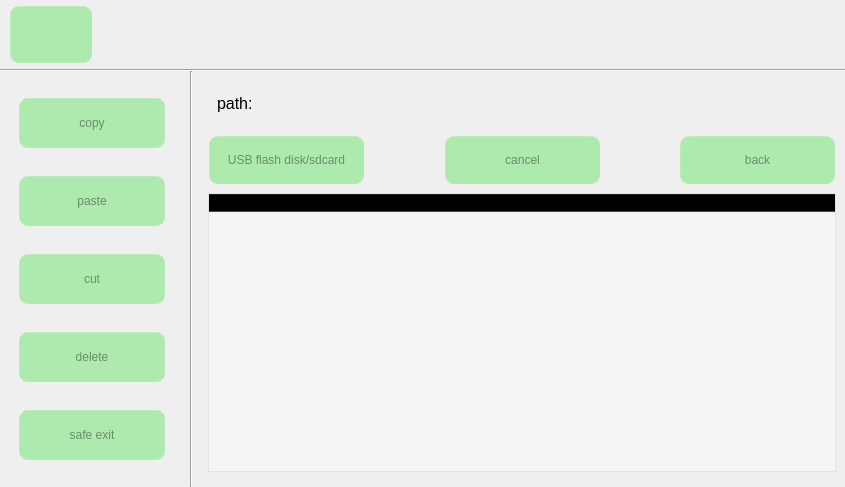
Above: udev.ui from jizizihe/baijie_demo before the change. Below: the same form after it.
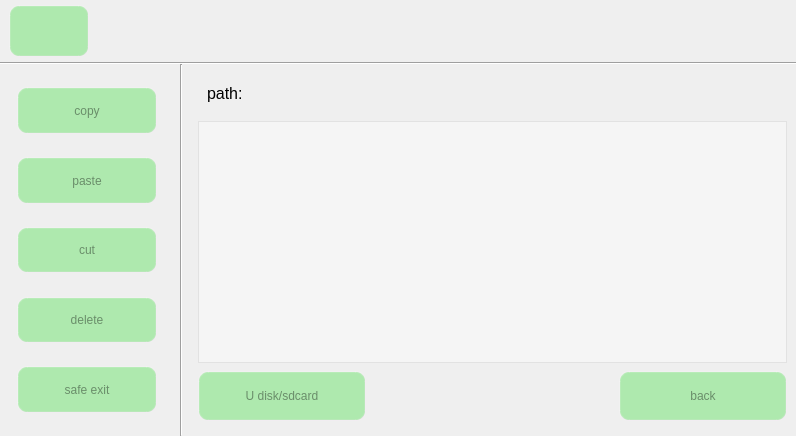
That is the form after the change. Icons and pictures are not drawn.

Commit message: func: 1.add cancel pair, disconnect, stop scanning, and display matched bluetooth in bluetooth       2.add display connected devices in wifi       3.change function button style and change layout in gpio       4.change layout in ethernet

Diff of the .ui file:
```diff
--- a/udev.ui
+++ b/udev.ui
@@ -6,8 +6,8 @@
    <rect>
     <x>0</x>
     <y>0</y>
-    <width>845</width>
-    <height>487</height>
+    <width>796</width>
+    <height>436</height>
    </rect>
   </property>
   <property name="sizePolicy">
@@ -667,7 +667,7 @@
       </item>
       <item>
        <widget class="QWidget" name="widget_3" native="true">
-        <layout class="QVBoxLayout" name="verticalLayout_2" stretch="1,1,6">
+        <layout class="QVBoxLayout" name="verticalLayout_2" stretch="1,6,0">
          <property name="spacing">
           <number>8</number>
          </property>
@@ -765,98 +765,6 @@
            </layout>
           </widget>
          </item>
-         <item>
-          <widget class="QWidget" name="widget_2" native="true">
-           <property name="minimumSize">
-            <size>
-             <width>0</width>
-             <height>50</height>
-            </size>
-           </property>
-           <layout class="QHBoxLayout" name="horizontalLayout_4" stretch="2,1,2,1,2">
-            <property name="spacing">
-             <number>0</number>
-            </property>
-            <property name="leftMargin">
-             <number>0</number>
-            </property>
-            <property name="topMargin">
-             <number>0</number>
-            </property>
-            <property name="rightMargin">
-             <number>0</number>
-            </property>
-            <property name="bottomMargin">
-             <number>0</number>
-            </property>
-            <item>
-             <widget class="QPushButton" name="btn_mount">
-              <property name="sizePolicy">
-               <sizepolicy hsizetype="Minimum" vsizetype="Minimum">
-                <horstretch>0</horstretch>
-                <verstretch>0</verstretch>
-               </sizepolicy>
-              </property>
-              <property name="text">
-               <string>USB flash disk/sdcard</string>
-              </property>
-             </widget>
-            </item>
-            <item>
-             <spacer name="horizontalSpacer_8">
-              <property name="orientation">
-               <enum>Qt::Horizontal</enum>
-              </property>
-              <property name="sizeHint" stdset="0">
-               <size>
-                <width>40</width>
-                <height>20</height>
-               </size>
-              </property>
-             </spacer>
-            </item>
-            <item>
-             <widget class="QPushButton" name="btn_cancel">
-              <property name="sizePolicy">
-               <sizepolicy hsizetype="Minimum" vsizetype="Minimum">
-                <horstretch>0</horstretch>
-                <verstretch>0</verstretch>
-               </sizepolicy>
-              </property>
-              <property name="text">
-               <string>cancel</string>
-              </property>
-             </widget>
-            </item>
-            <item>
-             <spacer name="horizontalSpacer_12">
-              <property name="orientation">
-               <enum>Qt::Horizontal</enum>
-              </property>
-              <property name="sizeHint" stdset="0">
-               <size>
-                <width>40</width>
-                <height>20</height>
-               </size>
-              </property>
-             </spacer>
-            </item>
-            <item>
-             <widget class="QPushButton" name="pushButton">
-              <property name="sizePolicy">
-               <sizepolicy hsizetype="Minimum" vsizetype="Minimum">
-                <horstretch>0</horstretch>
-                <verstretch>0</verstretch>
-               </sizepolicy>
-              </property>
-              <property name="text">
-               <string>back</string>
-              </property>
-             </widget>
-            </item>
-           </layout>
-          </widget>
-         </item>
          <item>
           <widget class="QTreeWidget" name="treeWidget">
            <property name="sizePolicy">
@@ -908,13 +816,13 @@
             <bool>false</bool>
            </property>
            <property name="headerHidden">
-            <bool>false</bool>
+            <bool>true</bool>
            </property>
            <property name="columnCount">
             <number>1</number>
            </property>
            <attribute name="headerVisible">
-            <bool>true</bool>
+            <bool>false</bool>
            </attribute>
            <attribute name="headerDefaultSectionSize">
             <number>100</number>
@@ -929,6 +837,72 @@
            </column>
           </widget>
          </item>
+         <item>
+          <widget class="QWidget" name="widget_2" native="true">
+           <property name="minimumSize">
+            <size>
+             <width>0</width>
+             <height>50</height>
+            </size>
+           </property>
+           <layout class="QHBoxLayout" name="horizontalLayout_4" stretch="2,3,2">
+            <property name="spacing">
+             <number>0</number>
+            </property>
+            <property name="leftMargin">
+             <number>0</number>
+            </property>
+            <property name="topMargin">
+             <number>0</number>
+            </property>
+            <property name="rightMargin">
+             <number>0</number>
+            </property>
+            <property name="bottomMargin">
+             <number>0</number>
+            </property>
+            <item>
+             <widget class="QPushButton" name="btn_mount">
+              <property name="sizePolicy">
+               <sizepolicy hsizetype="Minimum" vsizetype="Minimum">
+                <horstretch>0</horstretch>
+                <verstretch>0</verstretch>
+               </sizepolicy>
+              </property>
+              <property name="text">
+               <string>U disk/sdcard</string>
+              </property>
+             </widget>
+            </item>
+            <item>
+             <spacer name="horizontalSpacer_8">
+              <property name="orientation">
+               <enum>Qt::Horizontal</enum>
+              </property>
+              <property name="sizeHint" stdset="0">
+               <size>
+                <width>40</width>
+                <height>20</height>
+               </size>
+              </property>
+             </spacer>
+            </item>
+            <item>
+             <widget class="QPushButton" name="pushButton">
+              <property name="sizePolicy">
+               <sizepolicy hsizetype="Minimum" vsizetype="Minimum">
+                <horstretch>0</horstretch>
+                <verstretch>0</verstretch>
+               </sizepolicy>
+              </property>
+              <property name="text">
+               <string>back</string>
+              </property>
+             </widget>
+            </item>
+           </layout>
+          </widget>
+         </item>
         </layout>
        </widget>
       </item>
```
Left out of the diff: 2 changed lines with no effect on the pictures. The commit also changes 52 other files.
